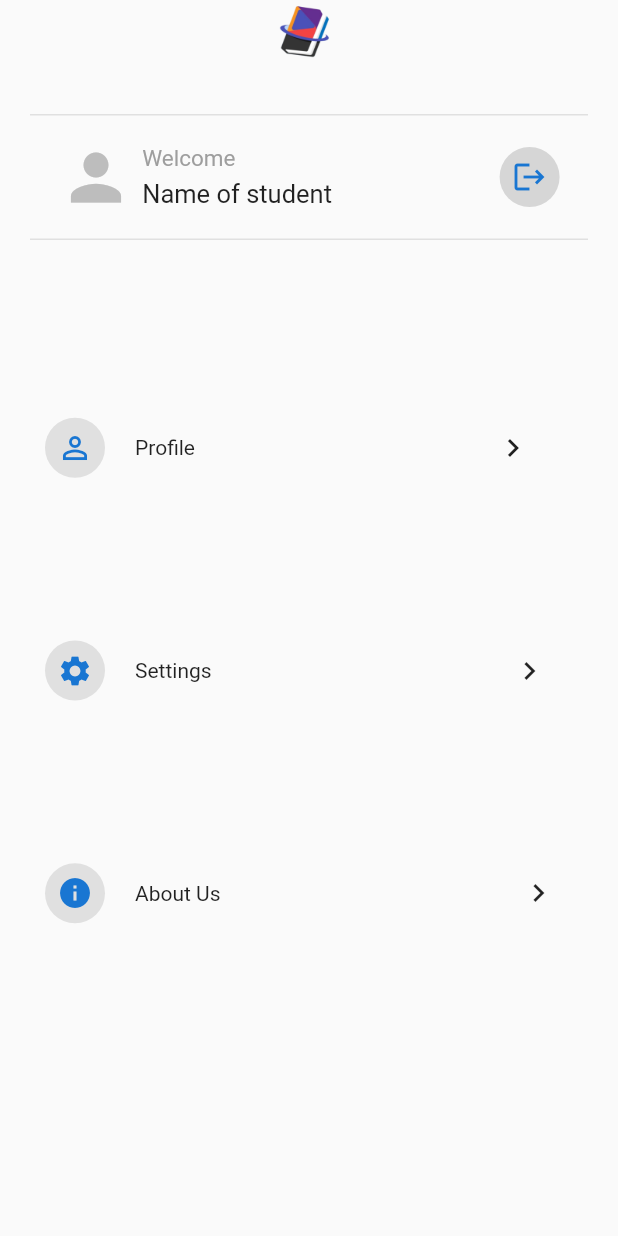
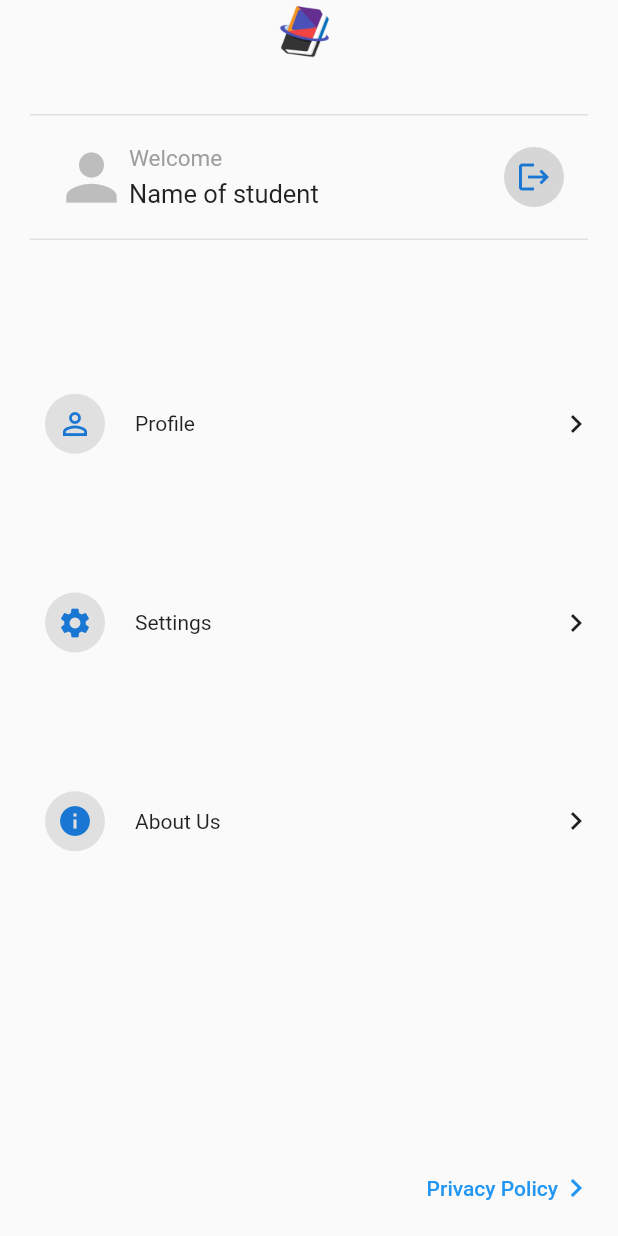
Before and after one commit to kareem2002-k/ClassMate, a Flutter app: the SettingsPage screen opened directly, on a phone screen of 412 x 824 dp. Run offline on Flutter 3.47's test engine with Material 2 defaults, Android fonts, the phone set to English and light mode, and no system bars; our stand-ins replace cloud_firestore, curved_navigation_bar, firebase_auth, firebase_core; accounts and stored records are empty.

Commit message:
updated settings page

```diff
--- a/lib/pages/SettingsPage.dart
+++ b/lib/pages/SettingsPage.dart
@@ -65,9 +65,7 @@ class SettingsPage extends StatelessWidget {
                           ),
                         ],
                       ),
-                      SizedBox(
-                        width: 100,
-                      ),
+                      Spacer(),
                       CircleAvatar(
                         backgroundColor: Colors.grey[350],
                         child: IconButton(
@@ -96,6 +94,7 @@ class SettingsPage extends StatelessWidget {
                           // Handle the row tap action here
                         },
                         child: Row(
+                          // mainAxisAlignment: MainAxisAlignment.spaceBetween,
                           children: [
                             CircleAvatar(
                               backgroundColor: Colors.grey[300],
@@ -105,10 +104,10 @@ class SettingsPage extends StatelessWidget {
                               width: 20,
                             ),
                             Text("Profile"),
-                            SizedBox(
-                              width: 200,
-                            ),
-                            Icon(Icons.navigate_next),
+                            Spacer(),
+                            Align(
+                                alignment: Alignment.centerRight,
+                                child: Icon(Icons.navigate_next)),
                           ],
                         ),
                       ),
@@ -128,9 +127,7 @@ class SettingsPage extends StatelessWidget {
                               width: 20,
                             ),
                             Text("Settings"),
-                            SizedBox(
-                              width: 200,
-                            ),
+                            Spacer(),
                             Icon(Icons.navigate_next),
                           ],
                         ),
@@ -150,9 +147,7 @@ class SettingsPage extends StatelessWidget {
                               width: 20,
                             ),
                             Text("About Us"),
-                            SizedBox(
-                              width: 200,
-                            ),
+                            Spacer(),
                             Icon(Icons.navigate_next),
                           ],
                         ),
@@ -165,6 +160,21 @@ class SettingsPage extends StatelessWidget {
             SizedBox(
               height: 100,
             ),
+            ButtonBar(
+              children: [
+                TextButton(
+                  onPressed: () {},
+                  child: Row(
+                    children: [
+                      Text(
+                        "Privacy Policy",
+                      ),
+                      Icon(Icons.navigate_next),
+                    ],
+                  ),
+                ),
+              ],
+            )
           ],
         ),
       ),
```
